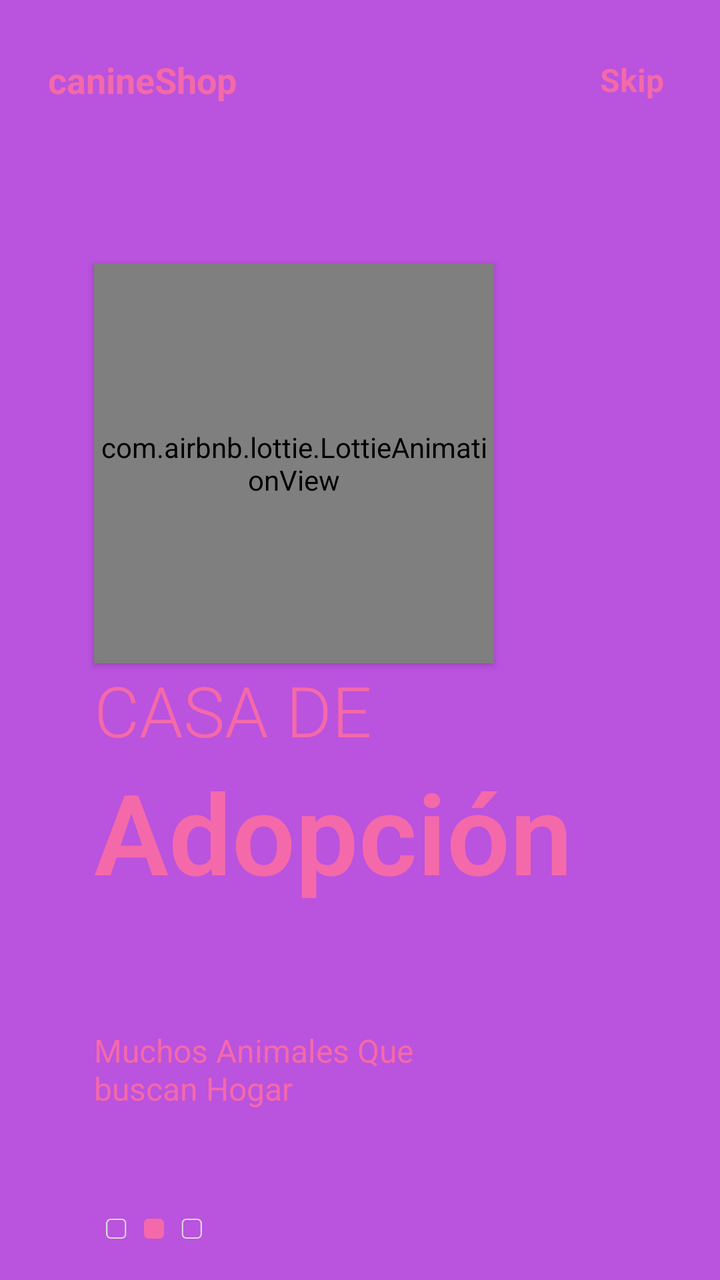
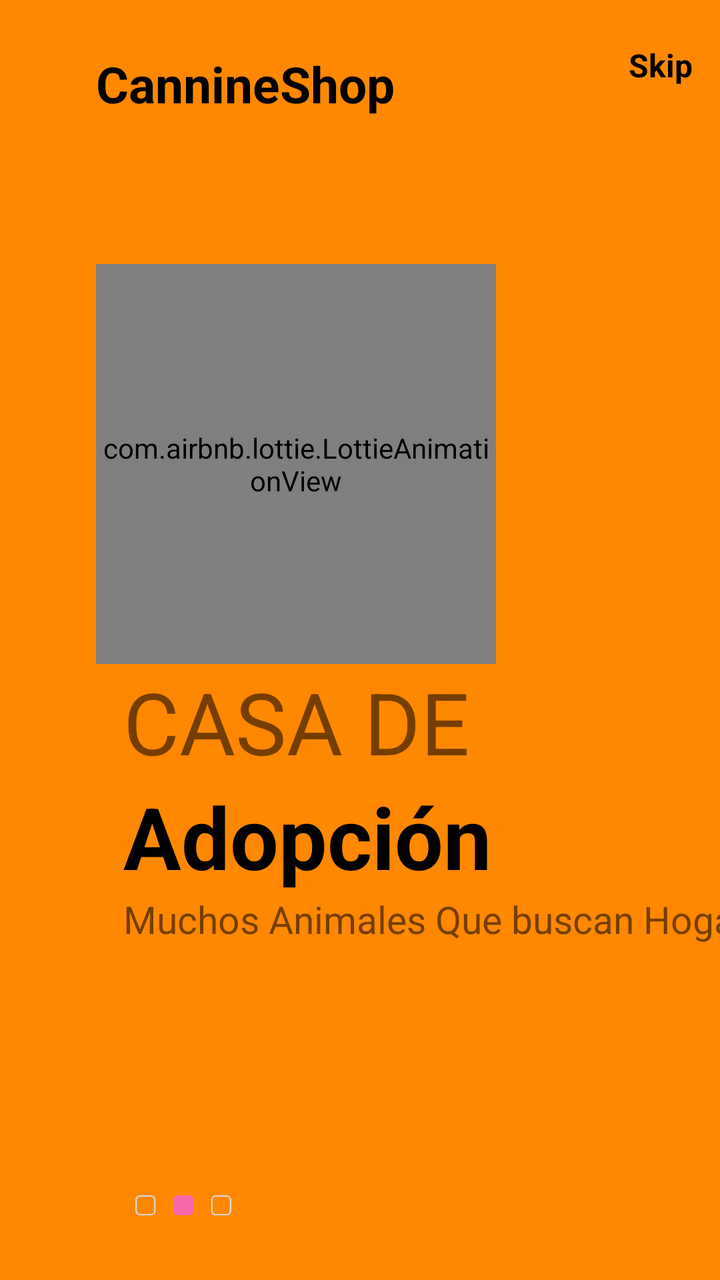

Before-and-after screenshots of an Android layout around one commit, followed by the original layout XML and the change that was made.
<!-- AndroidManifest.xml: application theme Theme.Flashlight -->
<!-- res/layout/fragment_on_boarding2.xml -->
<?xml version="1.0" encoding="utf-8"?>
<androidx.constraintlayout.widget.ConstraintLayout xmlns:android="http://schemas.android.com/apk/res/android"
    xmlns:app="http://schemas.android.com/apk/res-auto"
    android:layout_width="match_parent"
    android:layout_height="match_parent"
    android:background="@color/purple">

    <com.airbnb.lottie.LottieAnimationView
        android:id="@+id/imagenView"
        app:lottie_autoPlay="true"
        app:lottie_repeatCount="999999999"
        android:elevation="2dp"
        android:layout_width="200dp"
        android:layout_height="200dp"
        app:lottie_rawRes="@raw/o_b2"
        app:layout_constraintBottom_toBottomOf="parent"
        app:layout_constraintEnd_toEndOf="parent"
        app:layout_constraintHorizontal_bias="0.293"
        app:layout_constraintStart_toStartOf="parent"
        app:layout_constraintTop_toTopOf="parent"
        app:layout_constraintVertical_bias="0.299" />

    <TextView
        android:id="@+id/textView"
        android:layout_width="wrap_content"
        android:layout_height="48dp"
        android:gravity="center_vertical"
        android:layout_marginStart="24dp"
        android:layout_marginTop="16dp"
        android:text="canineShop"
        android:textColor="@color/pink"
        android:textSize="18sp"
        android:textStyle="bold"
        app:layout_constraintStart_toStartOf="parent"
        app:layout_constraintTop_toTopOf="parent" />

    <TextView
        android:id="@+id/Skip"
        android:layout_width="wrap_content"
        android:layout_height="48dp"
        android:gravity="center"
        android:paddingStart="12dp"
        android:paddingEnd="12dp"
        android:clickable="true"
        android:focusable="true"
        android:text="Skip"
        android:textSize="16sp"
        android:textStyle="bold"
        android:textColor="@color/pink"
        app:layout_constraintEnd_toEndOf="parent"
        android:layout_marginEnd="16dp"
        app:layout_constraintTop_toTopOf="@id/textView"
        app:layout_constraintBottom_toBottomOf="@id/textView" />

    <TextView
        android:id="@+id/textView2"
        android:layout_width="wrap_content"
        android:layout_height="wrap_content"
        android:fontFamily="sans-serif-light"
        android:text="CASA DE "
        android:textColor="@color/pink"
        android:textSize="35sp"
        app:layout_constraintHorizontal_bias="0"
        app:layout_constraintBottom_toBottomOf="parent"
        app:layout_constraintEnd_toEndOf="parent"
        app:layout_constraintStart_toStartOf="@id/imagenView"
        app:layout_constraintTop_toBottomOf="@+id/imagenView"
        app:layout_constraintVertical_bias="0" />

    <TextView
        android:id="@+id/textView3"
        android:layout_width="wrap_content"
        android:layout_height="wrap_content"
        android:fontFamily="sans-serif-light"
        android:text="Adopción"
        android:textSize="56sp"
        android:textColor="@color/pink"
        android:textStyle="bold"
        app:layout_constraintBottom_toBottomOf="parent"
        app:layout_constraintEnd_toEndOf="parent"
        app:layout_constraintHorizontal_bias="0"
        app:layout_constraintStart_toStartOf="@id/textView2"
        app:layout_constraintTop_toBottomOf="@+id/textView2"
        app:layout_constraintVertical_bias="0" />

    <TextView
        android:id="@+id/textView4"
        android:layout_width="0dp"
        android:layout_height="0dp"
        android:text="Muchos Animales Que buscan Hogar"
        android:textSize="16sp"
        android:textColor="@color/pink"
        app:layout_constraintHeight_percent=".1"
        app:layout_constraintHorizontal_bias="0"
        app:layout_constraintBottom_toBottomOf="parent"
        app:layout_constraintEnd_toEndOf="parent"
        app:layout_constraintStart_toStartOf="@id/textView3"
        app:layout_constraintTop_toBottomOf="@+id/textView3"
        app:layout_constraintWidth_percent=".5" />

    <ImageView
        android:layout_width="50dp"
        android:layout_height="10dp"
        android:src="@drawable/tab2"
        app:layout_constraintHorizontal_bias="0"
        app:layout_constraintVertical_bias=".6"
        android:layout_marginLeft="5dp"
        app:layout_constraintBottom_toBottomOf="parent"
        app:layout_constraintEnd_toEndOf="parent"
        app:layout_constraintStart_toStartOf="@id/textView4"
        app:layout_constraintTop_toBottomOf="@+id/textView4" />


</androidx.constraintlayout.widget.ConstraintLayout>
<!-- resources referenced by this layout -->
<resources>
  <color name="pink">#f469a9</color>
  <color name="purple">#ba53de</color>
  <!-- drawable tab2: png bitmap (drawable-v24, 1549 bytes) -->
  <style name="Theme.Flashlight" parent="Theme.MaterialComponents.DayNight.DarkActionBar">
          
          <item name="colorPrimary">@color/purple_500</item>
          <item name="colorPrimaryVariant">@color/purple_700</item>
          <item name="colorOnPrimary">@color/white</item>
          
          <item name="colorSecondary">@color/teal_200</item>
          <item name="colorSecondaryVariant">@color/teal_700</item>
          <item name="colorOnSecondary">@color/black</item>
          
          <item name="android:statusBarColor" tools:targetApi="l">?attr/colorPrimaryVariant</item>
          
      </style>
  <color name="purple_500">#FF6200EE</color>
  <color name="purple_700">#FF3700B3</color>
  <color name="white">#ffffff</color>
  <color name="teal_200">#FF03DAC5</color>
  <color name="teal_700">#FF018786</color>
  <color name="black">#000000</color>
</resources>

<!-- the commit's change to res/layout/fragment_on_boarding2.xml (unified diff, before → after) -->
@@ -3,112 +3,100 @@
     xmlns:app="http://schemas.android.com/apk/res-auto"
     android:layout_width="match_parent"
     android:layout_height="match_parent"
-    android:background="@color/purple">
+    android:background="@android:color/holo_orange_dark">
 
     <com.airbnb.lottie.LottieAnimationView
-        android:id="@+id/imagenView"
+        android:id="@+id/ImageViewId"
         app:lottie_autoPlay="true"
         app:lottie_repeatCount="999999999"
-        android:elevation="2dp"
         android:layout_width="200dp"
         android:layout_height="200dp"
         app:lottie_rawRes="@raw/o_b2"
         app:layout_constraintBottom_toBottomOf="parent"
         app:layout_constraintEnd_toEndOf="parent"
-        app:layout_constraintHorizontal_bias="0.293"
+        app:layout_constraintHorizontal_bias=".3"
         app:layout_constraintStart_toStartOf="parent"
         app:layout_constraintTop_toTopOf="parent"
-        app:layout_constraintVertical_bias="0.299" />
+        app:layout_constraintVertical_bias=".3" />
 
     <TextView
         android:id="@+id/textView"
         android:layout_width="wrap_content"
-        android:layout_height="48dp"
-        android:gravity="center_vertical"
-        android:layout_marginStart="24dp"
-        android:layout_marginTop="16dp"
-        android:text="canineShop"
-        android:textColor="@color/pink"
-        android:textSize="18sp"
+        android:layout_height="wrap_content"
+        android:layout_marginTop="25dp"
+        android:layout_marginRight="30dp"
+        android:text="CannineShop"
+        android:textColor="@color/black"
+        android:textSize="25sp"
         android:textStyle="bold"
-        app:layout_constraintStart_toStartOf="parent"
-        app:layout_constraintTop_toTopOf="parent" />
+        app:layout_constraintBottom_toTopOf="@+id/ImageViewId"
+        app:layout_constraintEnd_toEndOf="parent"
+        app:layout_constraintHorizontal_bias="0.0"
+        app:layout_constraintStart_toStartOf="@+id/ImageViewId"
+        app:layout_constraintTop_toTopOf="parent"
+        app:layout_constraintVertical_bias="0.0" />
 
     <TextView
-        android:id="@+id/Skip"
+        android:id="@+id/SkipId"
         android:layout_width="wrap_content"
-        android:layout_height="48dp"
-        android:gravity="center"
-        android:paddingStart="12dp"
-        android:paddingEnd="12dp"
-        android:clickable="true"
-        android:focusable="true"
+        android:layout_height="wrap_content"
         android:text="Skip"
+        android:textColor="@android:color/black"
         android:textSize="16sp"
         android:textStyle="bold"
-        android:textColor="@color/pink"
+        app:layout_constraintBottom_toBottomOf="parent"
         app:layout_constraintEnd_toEndOf="parent"
-        android:layout_marginEnd="16dp"
-        app:layout_constraintTop_toTopOf="@id/textView"
-        app:layout_constraintBottom_toBottomOf="@id/textView" />
+        app:layout_constraintHorizontal_bias="0.896"
+        app:layout_constraintStart_toEndOf="@+id/textView"
+        app:layout_constraintTop_toTopOf="parent"
+        app:layout_constraintVertical_bias="0.035" />
 
     <TextView
         android:id="@+id/textView2"
         android:layout_width="wrap_content"
         android:layout_height="wrap_content"
-        android:fontFamily="sans-serif-light"
-        android:text="CASA DE "
-        android:textColor="@color/pink"
-        android:textSize="35sp"
-        app:layout_constraintHorizontal_bias="0"
-        app:layout_constraintBottom_toBottomOf="parent"
-        app:layout_constraintEnd_toEndOf="parent"
-        app:layout_constraintStart_toStartOf="@id/imagenView"
-        app:layout_constraintTop_toBottomOf="@+id/imagenView"
-        app:layout_constraintVertical_bias="0" />
+        android:text="CASA DE"
+        android:textSize="43sp"
+        android:textStyle="normal"
+        app:layout_constraintEnd_toEndOf="@+id/ImageViewId"
+        app:layout_constraintStart_toStartOf="@+id/ImageViewId"
+        app:layout_constraintTop_toBottomOf="@+id/ImageViewId" />
 
     <TextView
         android:id="@+id/textView3"
         android:layout_width="wrap_content"
         android:layout_height="wrap_content"
-        android:fontFamily="sans-serif-light"
         android:text="Adopción"
-        android:textSize="56sp"
-        android:textColor="@color/pink"
+        android:textColor="@android:color/black"
+        android:textSize="43sp"
         android:textStyle="bold"
-        app:layout_constraintBottom_toBottomOf="parent"
+        app:layout_constraintEnd_toEndOf="@+id/textView2"
+        app:layout_constraintHorizontal_bias="0.0"
+        app:layout_constraintStart_toStartOf="@+id/textView2"
+        app:layout_constraintTop_toBottomOf="@+id/textView2" />
+
+    <TextView
+        android:id="@+id/descriptionId"
+        android:layout_width="wrap_content"
+        android:layout_height="wrap_content"
+        android:text="Muchos Animales Que buscan Hogar"
+        android:textSize="19sp"
         app:layout_constraintEnd_toEndOf="parent"
         app:layout_constraintHorizontal_bias="0"
-        app:layout_constraintStart_toStartOf="@id/textView2"
-        app:layout_constraintTop_toBottomOf="@+id/textView2"
-        app:layout_constraintVertical_bias="0" />
-
-    <TextView
-        android:id="@+id/textView4"
-        android:layout_width="0dp"
-        android:layout_height="0dp"
-        android:text="Muchos Animales Que buscan Hogar"
-        android:textSize="16sp"
-        android:textColor="@color/pink"
-        app:layout_constraintHeight_percent=".1"
-        app:layout_constraintHorizontal_bias="0"
-        app:layout_constraintBottom_toBottomOf="parent"
-        app:layout_constraintEnd_toEndOf="parent"
-        app:layout_constraintStart_toStartOf="@id/textView3"
-        app:layout_constraintTop_toBottomOf="@+id/textView3"
-        app:layout_constraintWidth_percent=".5" />
+        app:layout_constraintStart_toStartOf="@+id/textView3"
+        app:layout_constraintTop_toBottomOf="@+id/textView3" />
 
     <ImageView
         android:layout_width="50dp"
         android:layout_height="10dp"
+        android:layout_marginLeft="5dp"
         android:src="@drawable/tab2"
+        app:layout_constraintBottom_toBottomOf="parent"
+        app:layout_constraintEnd_toEndOf="@+id/descriptionId"
         app:layout_constraintHorizontal_bias="0"
-        app:layout_constraintVertical_bias=".6"
-        android:layout_marginLeft="5dp"
-        app:layout_constraintBottom_toBottomOf="parent"
-        app:layout_constraintEnd_toEndOf="parent"
-        app:layout_constraintStart_toStartOf="@id/textView4"
-        app:layout_constraintTop_toBottomOf="@+id/textView4" />
+        app:layout_constraintStart_toStartOf="@+id/descriptionId"
+        app:layout_constraintTop_toBottomOf="@+id/descriptionId"
+        app:layout_constraintVertical_bias="0.795" />
 
 
 </androidx.constraintlayout.widget.ConstraintLayout>
<!-- resource entries referenced after the edit -->
@@ -1,7 +1,5 @@
 <!-- resources referenced by this layout -->
 <resources>
-  <color name="pink">#f469a9</color>
-  <color name="purple">#ba53de</color>
   <!-- drawable tab2: png bitmap (drawable-v24, 1549 bytes) -->
   <style name="Theme.Flashlight" parent="Theme.MaterialComponents.DayNight.DarkActionBar">
           
